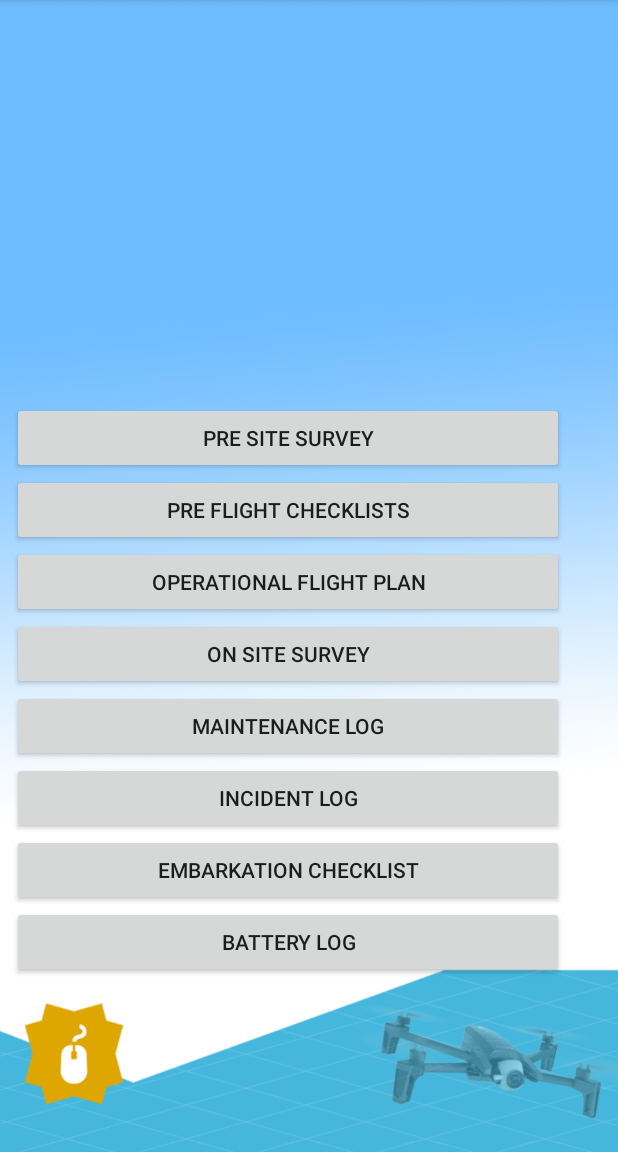
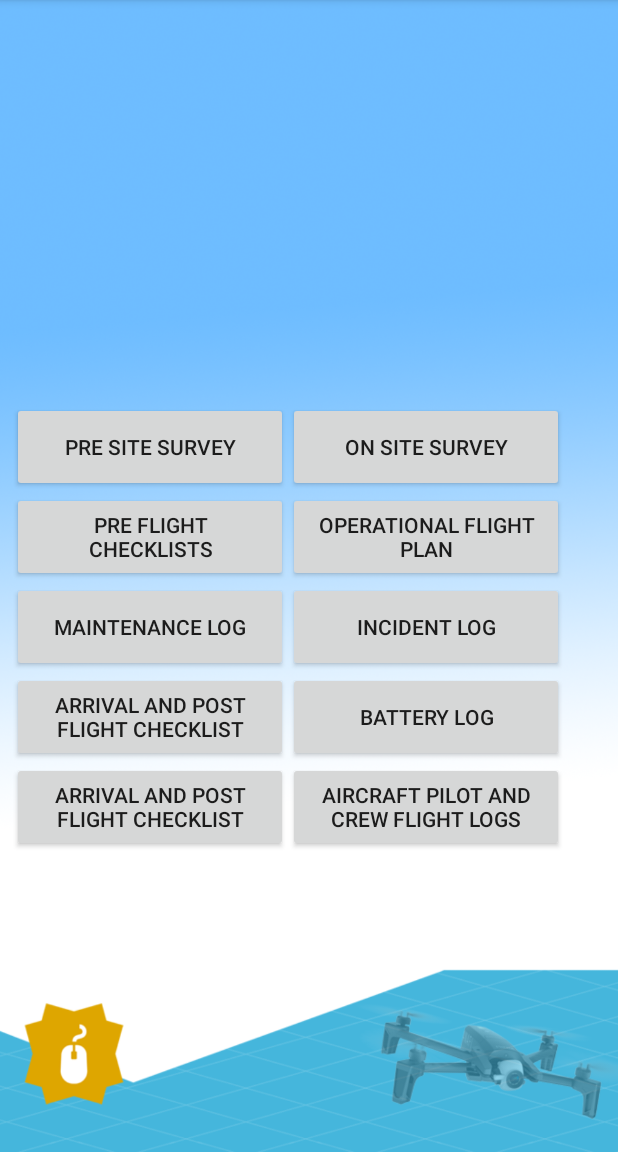
Before and after one commit to Darkscarves/Dronesproject, an Android app: the screen it shows after launch (MainActivity), on a phone screen of 412 x 824 dp, the part 84-1236 px from its top. Run offline under Robolectric (Android 15) with nearby library versions, the phone set to English and light mode, and no system bars.

Commit message:
button layout main activity

```diff
--- a/app/src/main/res/layout/activity_main.xml
+++ b/app/src/main/res/layout/activity_main.xml
@@ -7,7 +7,7 @@
     android:background="@drawable/phone_background"
     tools:context=".MainActivity">
 
-    <ScrollView
+    s<ScrollView
         android:layout_width="368dp"
         android:layout_height="389dp"
         android:layout_marginBottom="100dp"
@@ -28,20 +28,44 @@
             android:layout_height="wrap_content"
             android:orientation="vertical">
 
+            <LinearLayout
+                android:layout_width="match_parent"
+                android:layout_height="match_parent"
+                android:orientation="horizontal">
+
                 <Button
                     android:id="@+id/BTN1"
-                android:layout_width="match_parent"
-                android:layout_height="wrap_content"
+                    android:layout_width="200dp"
+                    android:layout_height="60dp"
+                    android:layout_weight="1"
                     android:text="@string/pre_site_survey"
                     app:layout_constraintEnd_toEndOf="parent"
                     app:layout_constraintStart_toStartOf="parent"
                     app:layout_constraintTop_toTopOf="parent" />
 
                 <Button
+                    android:id="@+id/BTN4"
+                    android:layout_width="200dp"
+                    android:layout_height="60dp"
+                    android:layout_weight="1"
+                    android:text="@string/on_site_survey"
+                    app:layout_constraintEnd_toEndOf="parent"
+                    app:layout_constraintStart_toStartOf="parent"
+                    app:layout_constraintTop_toTopOf="parent" />
+
+            </LinearLayout>
+
+            <LinearLayout
+                android:layout_width="match_parent"
+                android:layout_height="match_parent"
+                android:orientation="horizontal">
+
+                <Button
                     android:id="@+id/BTN2"
-                android:layout_width="match_parent"
-                android:layout_height="wrap_content"
+                    android:layout_width="200dp"
+                    android:layout_height="60dp"
 
+                    android:layout_weight="1"
                     android:text="@string/pre_flight_checklists"
                     app:layout_constraintEnd_toEndOf="parent"
                     app:layout_constraintStart_toStartOf="parent"
@@ -49,26 +73,25 @@
 
                 <Button
                     android:id="@+id/BTN3"
-                android:layout_width="match_parent"
-                android:layout_height="wrap_content"
+                    android:layout_width="200dp"
+                    android:layout_height="60dp"
+                    android:layout_weight="1"
                     android:text="@string/operational_flight_plan"
                     app:layout_constraintEnd_toEndOf="parent"
                     app:layout_constraintStart_toStartOf="parent"
                     app:layout_constraintTop_toTopOf="parent" />
+            </LinearLayout>
 
-            <Button
-                android:id="@+id/BTN4"
+            <LinearLayout
                 android:layout_width="match_parent"
-                android:layout_height="wrap_content"
-                android:text="@string/on_site_survey"
-                app:layout_constraintEnd_toEndOf="parent"
-                app:layout_constraintStart_toStartOf="parent"
-                app:layout_constraintTop_toTopOf="parent" />
+                android:layout_height="match_parent"
+                android:orientation="horizontal">
 
                 <Button
                     android:id="@+id/BTN5"
-                android:layout_width="match_parent"
-                android:layout_height="wrap_content"
+                    android:layout_width="200dp"
+                    android:layout_height="60dp"
+                    android:layout_weight="1"
                     android:onClick="toMaintenanceLog"
                     android:text="@string/maintenance_log"
                     app:layout_constraintEnd_toEndOf="parent"
@@ -77,35 +100,53 @@
 
                 <Button
                     android:id="@+id/BTN6"
-                android:layout_width="match_parent"
-                android:layout_height="wrap_content"
+                    android:layout_width="200dp"
+                    android:layout_height="60dp"
+                    android:layout_weight="1"
                     android:text="@string/incident_log"
                     app:layout_constraintEnd_toEndOf="parent"
                     app:layout_constraintStart_toStartOf="parent"
                     app:layout_constraintTop_toTopOf="parent" />
 
+            </LinearLayout>
+
+            <LinearLayout
+                android:layout_width="match_parent"
+                android:layout_height="match_parent"
+                android:orientation="horizontal">
+
                 <Button
                     android:id="@+id/BTN7"
-                android:layout_width="match_parent"
-                android:layout_height="wrap_content"
-                android:text="@string/embarkation_checklist"
+                    android:layout_width="200dp"
+                    android:layout_height="60dp"
+                    android:layout_weight="1"
+                    android:text="@string/arrival_and_post_flight_checklist"
                     app:layout_constraintEnd_toEndOf="parent"
                     app:layout_constraintStart_toStartOf="parent"
-                app:layout_constraintTop_toTopOf="parent" />
+                    app:layout_constraintTop_toTopOf="parent"
+                    android:layout_marginTop="-8dp"/>
 
                 <Button
                     android:id="@+id/BTN8"
-                android:layout_width="match_parent"
-                android:layout_height="wrap_content"
+                    android:layout_width="200dp"
+                    android:layout_height="60dp"
+                    android:layout_weight="1"
                     android:text="@string/battery_log"
                     app:layout_constraintEnd_toEndOf="parent"
                     app:layout_constraintStart_toStartOf="parent"
                     app:layout_constraintTop_toTopOf="parent" />
+            </LinearLayout>
+
+            <LinearLayout
+                android:layout_width="match_parent"
+                android:layout_height="match_parent"
+                android:orientation="horizontal">
 
                 <Button
                     android:id="@+id/BTN9"
-                android:layout_width="match_parent"
-                android:layout_height="wrap_content"
+                    android:layout_width="200dp"
+                    android:layout_height="60dp"
+                    android:layout_weight="1"
                     android:text="@string/arrival_and_post_flight_checklist"
                     app:layout_constraintEnd_toEndOf="parent"
                     app:layout_constraintStart_toStartOf="parent"
@@ -113,13 +154,16 @@
 
                 <Button
                     android:id="@+id/BTN10"
-                android:layout_width="match_parent"
-                android:layout_height="wrap_content"
+                    android:layout_width="200dp"
+                    android:layout_height="60dp"
+                    android:layout_weight="1"
                     android:text="@string/aircraft_pilot_and_crew_flight_logs"
                     app:layout_constraintEnd_toEndOf="parent"
                     app:layout_constraintStart_toStartOf="parent"
                     app:layout_constraintTop_toTopOf="parent" />
             </LinearLayout>
+
+        </LinearLayout>
     </ScrollView>
 
 </android.support.constraint.ConstraintLayout>
```
Lines whose indentation alone changed are shown as unchanged.
